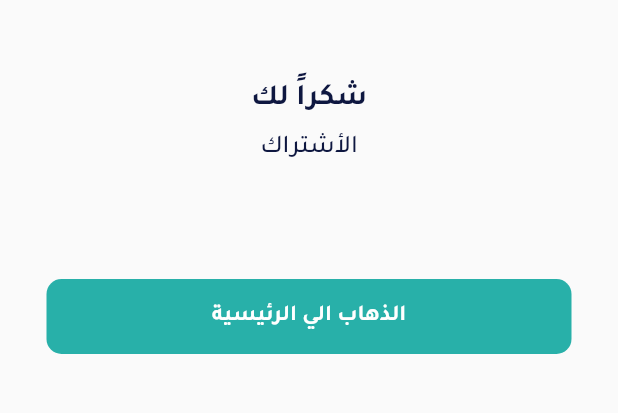
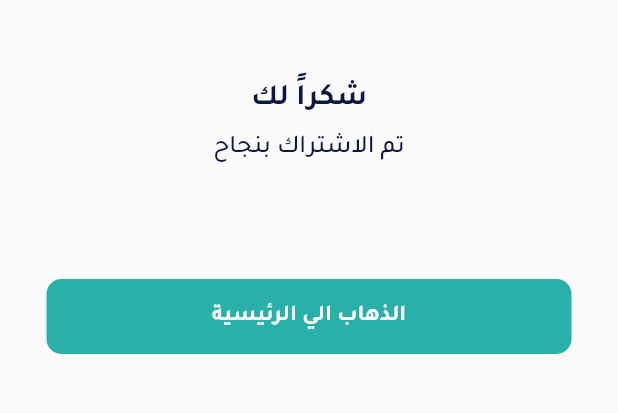
Before and after one commit to aboali712/sama_offices, a Flutter app: the CheckoutView screen opened directly, on a phone screen of 412 x 824 dp, the part 420-833 px from its top. Run offline on Flutter 3.47's test engine with Material 2 defaults, Android fonts, the phone set to English and light mode, and no system bars; our stand-ins replace cached_network_image, carousel_slider, confetti, dio, dotted_line, dropdown_button2 and 25 more; missing offline and left inert: dart:ffi, easy_image_viewer, flag, flutter_inappwebview, html_editor_enhanced, notification_permissions and 1 more; accounts and stored records are empty.

Commit message:
version 1.0.0 stores

```diff
--- a/assets/translations/ar.json
+++ b/assets/translations/ar.json
@@ -296,6 +296,6 @@
   "OrderVisa1": " تصفح  باكدجات VIP واستمتع بعروض حصرية وأسعار خاصة.",
   "GotOhome": "الذهاب الي الرئيسية",
   "ThankYou": "شكراً لك",
-  "month": "شهر"
-
+  "month": "شهر",
+  "Subscriptions": "تم الاشتراك بنجاح"
 }
--- a/assets/translations/en.json
+++ b/assets/translations/en.json
@@ -295,7 +295,7 @@
   "DearCustomer,TodayTheSubscriptionEnds": "Dear customer, today the subscription ends",
   "OrderVisa1": "Explore  our VIP Offers and enjoy exclusive offers at special prices.",
   "GotOhome": "Go To Home",
-  "month": "Month"
-
+  "month": "Month",
+  "Subscriptions": "Subscription has been successfully"
 
 }
--- a/lib/src/home/payment/checkout_view.dart
+++ b/lib/src/home/payment/checkout_view.dart
@@ -109,7 +109,7 @@ class _CheckoutPreviewViewState extends State<CheckoutView>
                 height: 5,
               ),
               TextWidget(
-                  title: "Subscription".tr(),
+                  title: "Subscriptions".tr(),
                   fontSize: 17,
                   fontWeight: FontWeight.w500,
                   color: darkBlue,
--- a/lib/src/home/resevition/reservation_view_model.dart
+++ b/lib/src/home/resevition/reservation_view_model.dart
@@ -41,7 +41,7 @@ abstract class ReservationsViewModel extends State<ReservationPage> {
   @override
   void initState() {
     getProfileDate().then((value) => {
-      valEnd = DateTime.parse("2023-10-09") ,
+      valEnd = DateTime.parse(profileModel!.office!.subscription_end_date.toString()) ,
        print(profileModel!.office!.subscription_end_date.toString()),
       minus5Days = valEnd!.subtract(const Duration(days: 5)),
 
```
